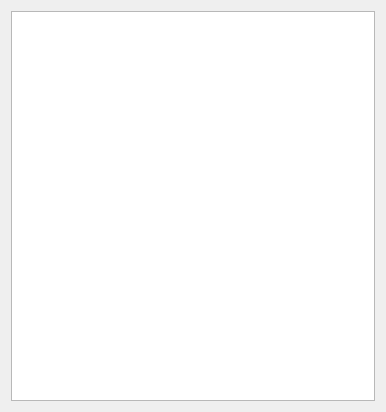
First picture: the form in Tetris/Tetris/gui/mainwindow.ui, repository LBerntsen/Tetris, before the edit.
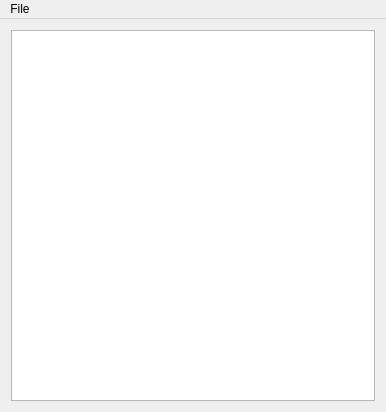
Second picture: the form after the edit.

The edit to the form file:
```diff
--- a/Tetris/Tetris/gui/mainwindow.ui
+++ b/Tetris/Tetris/gui/mainwindow.ui
@@ -35,6 +35,13 @@
      <height>21</height>
     </rect>
    </property>
+   <widget class="QMenu" name="menuFile">
+    <property name="title">
+     <string>File</string>
+    </property>
+    <addaction name="mExit"/>
+   </widget>
+   <addaction name="menuFile"/>
   </widget>
  </widget>
  <layoutdefault spacing="6" margin="11"/>
```
Left out of the diff: 5 changed lines with no effect on the pictures.
